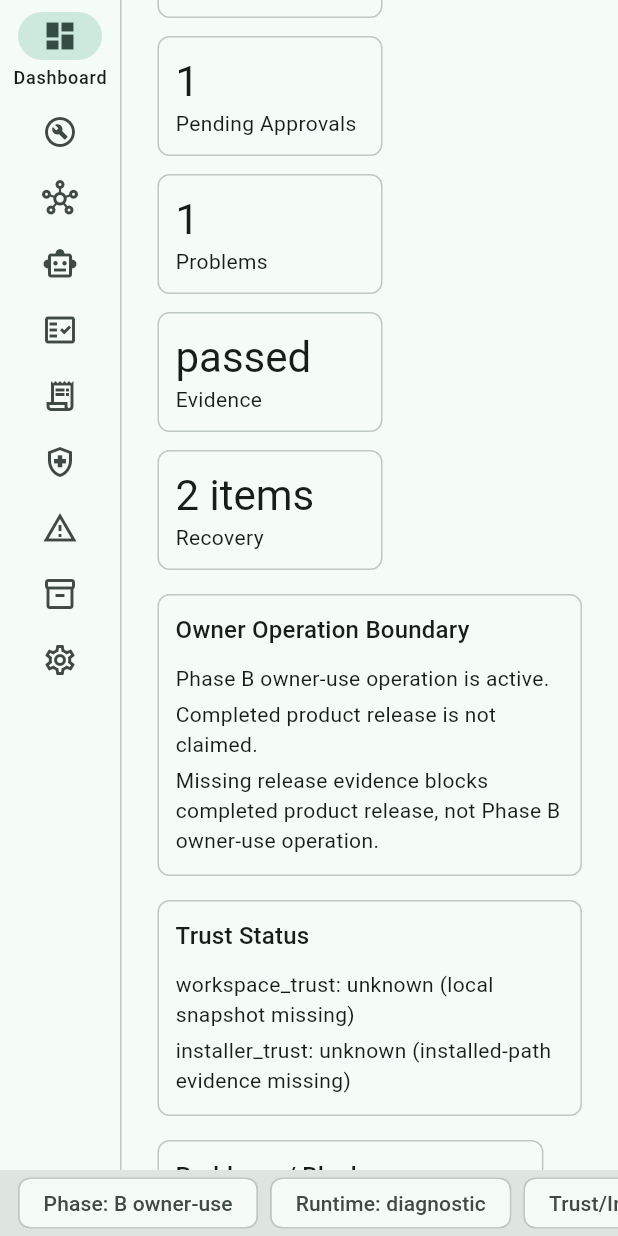
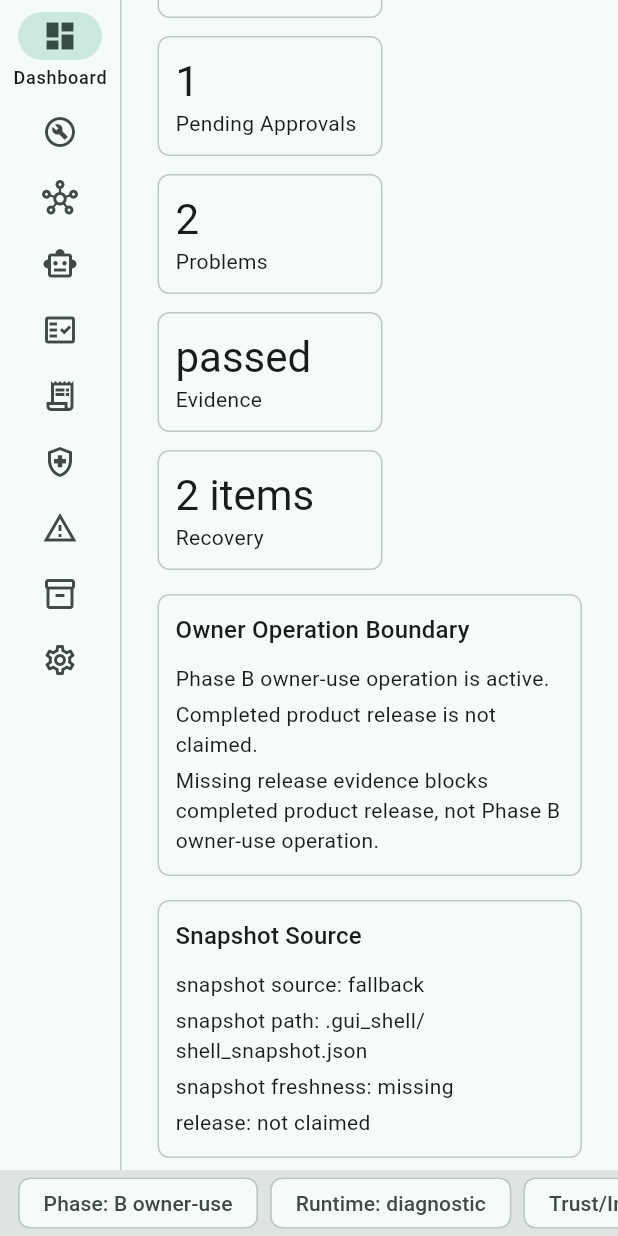
Before and after one commit to gatchimuchio/GUI-Shell, a Flutter app: the screen it shows after launch, scrolled down 576 dp, on a phone screen of 412 x 824 dp. Run offline on Flutter 3.47's test engine with Material 3 defaults, Android fonts, the phone set to English and light mode, and no system bars.

Commit message:
Wire Phase B local owner snapshot

```diff
--- a/VALIDATION.txt
+++ b/VALIDATION.txt
@@ -76,7 +76,7 @@ checks:
     blocks_release: no
     reason:
     exit: 0
-    stdout: conformance skeleton passed: 88 checks
+    stdout: conformance skeleton passed: 89 checks
     stdout_summary:
       - authority stripping conformance imports production strip_authority_keys
       - approval edit guard conformance imports production ApprovalQueue
@@ -229,7 +229,7 @@ checks:
     exit: 0
     stdout_summary:
       - schema_check passed
-      - conformance_skeleton passed with 88 checks
+      - conformance_skeleton passed with 89 checks
       - release_gate_check passed
       - evidence_bundle passed and preserved Windows installed-path blockers
       - rust_helper_cargo_test passed
--- a/apps/desktop_flutter/lib/models/generated_contracts.dart
+++ b/apps/desktop_flutter/lib/models/generated_contracts.dart
@@ -513,6 +513,27 @@ class OperationStatusRecord {
       releaseState: json['release_state'] as String? ?? 'not claimed',
     );
   }
+
+  OperationStatusRecord copyWith({
+    String? runtimeStatus,
+    String? invariantStatus,
+    String? trustStatus,
+    int? pendingApprovalsCount,
+    String? auditChainStatus,
+    int? problemsCount,
+    String? releaseState,
+  }) {
+    return OperationStatusRecord(
+      runtimeStatus: runtimeStatus ?? this.runtimeStatus,
+      invariantStatus: invariantStatus ?? this.invariantStatus,
+      trustStatus: trustStatus ?? this.trustStatus,
+      pendingApprovalsCount:
+          pendingApprovalsCount ?? this.pendingApprovalsCount,
+      auditChainStatus: auditChainStatus ?? this.auditChainStatus,
+      problemsCount: problemsCount ?? this.problemsCount,
+      releaseState: releaseState ?? this.releaseState,
+    );
+  }
 }
 
 class EvidenceSummaryRecord {
@@ -543,7 +564,7 @@ class EvidenceSummaryRecord {
   factory EvidenceSummaryRecord.fromJson(Map<String, Object?> json) {
     return EvidenceSummaryRecord(
       schemaCheck: json['schema_check'] as String? ?? 'passed',
-      conformanceCheckCount: json['conformance_check_count'] as int? ?? 88,
+      conformanceCheckCount: json['conformance_check_count'] as int? ?? 89,
       releaseSmoke: json['release_smoke'] as String? ?? 'passed',
       releaseGateCheck: json['release_gate_check'] as String? ?? 'passed',
       evidenceBundle: json['evidence_bundle'] as String? ?? 'passed',
@@ -617,6 +638,9 @@ class ShellSnapshot {
     required this.releaseBlockerCount,
     required this.evidenceSummary,
     required this.recoveryPlaybook,
+    this.snapshotSource = 'fallback',
+    this.snapshotPath = '',
+    this.snapshotFreshness = 'unknown',
   });
 
   final PhaseStatusRecord phaseStatus;
@@ -644,6 +668,9 @@ class ShellSnapshot {
   final int releaseBlockerCount;
   final EvidenceSummaryRecord evidenceSummary;
   final List<RecoveryPlaybookRecord> recoveryPlaybook;
+  final String snapshotSource;
+  final String snapshotPath;
+  final String snapshotFreshness;
 
   factory ShellSnapshot.fromJson(Map<String, Object?> json) {
     final runtimes = _records(json['runtimes'], RuntimeRecord.fromJson);
@@ -705,6 +732,50 @@ class ShellSnapshot {
           Map<String, Object?>.from(json['evidence_summary'] as Map? ?? {})),
       recoveryPlaybook:
           _records(json['recovery_playbook'], RecoveryPlaybookRecord.fromJson),
+      snapshotSource: json['snapshot_source'] as String? ?? 'local',
+      snapshotPath: json['snapshot_path'] as String? ?? '',
+      snapshotFreshness: json['snapshot_freshness'] as String? ?? 'generated',
+    );
+  }
+
+  ShellSnapshot copyWith({
+    OperationStatusRecord? operationStatus,
+    List<ProblemRecord>? problems,
+    List<EvidenceRecord>? evidence,
+    String? snapshotSource,
+    String? snapshotPath,
+    String? snapshotFreshness,
+  }) {
+    return ShellSnapshot(
+      phaseStatus: phaseStatus,
+      operationStatus: operationStatus ?? this.operationStatus,
+      runtimes: runtimes,
+      agentSessions: agentSessions,
+      permissions: permissions,
+      pendingApprovals: pendingApprovals,
+      auditEvents: auditEvents,
+      recoveryActions: recoveryActions,
+      invariantFlags: invariantFlags,
+      setupDoctorChecks: setupDoctorChecks,
+      setupDoctorStatus: setupDoctorStatus,
+      installerGrantsAuthority: installerGrantsAuthority,
+      installerSilentlyApprovesPermissions:
+          installerSilentlyApprovesPermissions,
+      trustRecords: trustRecords,
+      authorityMap: authorityMap,
+      adapterCatalog: adapterCatalog,
+      permissionDiffs: permissionDiffs,
+      problems: problems ?? this.problems,
+      evidence: evidence ?? this.evidence,
+      settings: settings,
+      auditChainStatus: auditChainStatus,
+      networkExposure: networkExposure,
+      releaseBlockerCount: releaseBlockerCount,
+      evidenceSummary: evidenceSummary,
+      recoveryPlaybook: recoveryPlaybook,
+      snapshotSource: snapshotSource ?? this.snapshotSource,
+      snapshotPath: snapshotPath ?? this.snapshotPath,
+      snapshotFreshness: snapshotFreshness ?? this.snapshotFreshness,
     );
   }
 }
--- a/apps/desktop_flutter/lib/screens/dashboard.dart
+++ b/apps/desktop_flutter/lib/screens/dashboard.dart
@@ -53,6 +53,15 @@ class Dashboard extends StatelessWidget {
           ],
         ),
         SectionList(
+          title: 'Snapshot Source',
+          rows: [
+            'snapshot source: ${snapshot.snapshotSource}',
+            'snapshot path: ${snapshot.snapshotPath}',
+            'snapshot freshness: ${snapshot.snapshotFreshness}',
+            'release: ${operation.releaseState}',
+          ],
+        ),
+        SectionList(
           title: 'Trust Status',
           rows: [
             for (final trust in snapshot.trustRecords)
--- a/apps/desktop_flutter/lib/screens/shared.dart
+++ b/apps/desktop_flutter/lib/screens/shared.dart
@@ -132,6 +132,8 @@ class ShellStatusBar extends StatelessWidget {
                   label: 'Problems', value: '${operation.problemsCount}'),
               const SizedBox(width: 8),
               StatusPill(label: 'Release', value: operation.releaseState),
+              const SizedBox(width: 8),
+              StatusPill(label: 'Snapshot', value: snapshot.snapshotSource),
             ],
           ),
         ),
--- a/apps/desktop_flutter/lib/services/shell_core_client.dart
+++ b/apps/desktop_flutter/lib/services/shell_core_client.dart
@@ -10,15 +10,57 @@ class ShellCoreClient {
   final String mode;
 
   factory ShellCoreClient.local({String? snapshotPath}) {
-    final resolvedPath = snapshotPath ??
-        Platform.environment['GUI_SHELL_SNAPSHOT_JSON'] ??
-        '.gui-shell/shell_snapshot.json';
-    final file = File(resolvedPath);
-    if (file.existsSync()) {
-      final json = jsonDecode(file.readAsStringSync()) as Map<String, Object?>;
-      return ShellCoreClient._(ShellSnapshot.fromJson(json), 'local');
+    final paths = snapshotPath == null
+        ? _candidateSnapshotPaths()
+        : <String>[snapshotPath];
+    for (final resolvedPath in paths) {
+      final file = File(resolvedPath);
+      if (!file.existsSync()) {
+        continue;
+      }
+      try {
+        final json =
+            jsonDecode(file.readAsStringSync()) as Map<String, Object?>;
+        final snapshot = ShellSnapshot.fromJson(json).copyWith(
+          snapshotSource: json['snapshot_source'] as String? ?? 'local',
+          snapshotPath: resolvedPath,
+          snapshotFreshness: json['snapshot_freshness'] as String? ??
+              file.lastModifiedSync().toIso8601String(),
+        );
+        return ShellCoreClient._(snapshot, 'local');
+      } on Object {
+        return ShellCoreClient._(
+          _snapshotWithLocalIssue(
+            problemId: 'local-snapshot-parse-failed',
+            item: 'local snapshot parse failed',
+            classification: 'required_for_v1',
+            severity: 'warning',
+            message: 'Local owner-operation snapshot could not be parsed.',
+            target: resolvedPath,
+            requiredAction:
+                'Regenerate the snapshot with python3 tooling/shell_snapshot.py --write .gui_shell/shell_snapshot.json.',
+            source: 'fallback',
+            freshness: 'parse failed',
+          ),
+          'local',
+        );
+      }
     }
-    return const ShellCoreClient._(_localFallbackSnapshot, 'local');
+    return ShellCoreClient._(
+      _snapshotWithLocalIssue(
+        problemId: 'local-snapshot-missing',
+        item: 'local snapshot missing',
+        classification: 'known_limitation',
+        severity: 'info',
+        message: 'Local owner-operation snapshot file is missing.',
+        target: paths.first,
+        requiredAction:
+            'Generate .gui_shell/shell_snapshot.json for live local owner state.',
+        source: 'fallback',
+        freshness: 'missing',
+      ),
+      'local',
+    );
   }
 
   factory ShellCoreClient.mock() {
@@ -29,6 +71,60 @@ class ShellCoreClient {
   }
 
   ShellSnapshot getSnapshot() => snapshot;
+}
+
+List<String> _candidateSnapshotPaths() {
+  final explicit = Platform.environment['GUI_SHELL_SNAPSHOT_JSON'];
+  if (explicit != null && explicit.isNotEmpty) {
+    return [explicit];
+  }
+  final paths = <String>[];
+  if (Platform.isWindows) {
+    final localAppData = Platform.environment['LOCALAPPDATA'];
+    if (localAppData != null && localAppData.isNotEmpty) {
+      paths.add('$localAppData\\GUI-Shell\\shell_snapshot.json');
+    }
+  }
+  paths.add('.gui_shell/shell_snapshot.json');
+  paths.add('.gui-shell/shell_snapshot.json');
+  return paths;
+}
+
+ShellSnapshot _snapshotWithLocalIssue({
+  required String problemId,
+  required String item,
+  required String classification,
+  required String severity,
+  required String message,
+  required String target,
+  required String requiredAction,
+  required String source,
+  required String freshness,
+}) {
+  final problem = ProblemRecord(
+    problemId: problemId,
+    severity: severity,
+    category: 'local_snapshot',
+    message: message,
+    target: target,
+    recoveryId: 'recover-local-snapshot',
+    item: item,
+    classification: classification,
+    reason: message,
+    requiredAction: requiredAction,
+    blocksRelease: false,
+  );
+  final problems = [problem, ..._localFallbackSnapshot.problems];
+  return _localFallbackSnapshot.copyWith(
+    problems: problems,
+    operationStatus: _localFallbackSnapshot.operationStatus.copyWith(
+      problemsCount: problems.length,
+      releaseState: 'not claimed',
+    ),
+    snapshotSource: source,
+    snapshotPath: target,
+    snapshotFreshness: freshness,
+  );
 }
 
 const _mockSnapshot = ShellSnapshot(
@@ -350,7 +446,7 @@ const _mockSnapshot = ShellSnapshot(
   releaseBlockerCount: 3,
   evidenceSummary: EvidenceSummaryRecord(
     schemaCheck: 'passed',
-    conformanceCheckCount: 88,
+    conformanceCheckCount: 89,
     releaseSmoke: 'passed',
     releaseGateCheck: 'passed',
     evidenceBundle: 'passed',
@@ -412,6 +508,9 @@ const _mockSnapshot = ShellSnapshot(
       blocksCompletedProductRelease: false,
     ),
   ],
+  snapshotSource: 'mock',
+  snapshotPath: 'embedded mock',
+  snapshotFreshness: 'static',
 );
 
 const _localFallbackSnapshot = ShellSnapshot(
@@ -475,7 +574,7 @@ const _localFallbackSnapshot = ShellSnapshot(
       status: 'warning',
       message: 'Local Shell Core snapshot file not found',
       recoveryInstruction:
-          'Generate .gui-shell/shell_snapshot.json or set GUI_SHELL_SNAPSHOT_JSON.',
+          'Generate .gui_shell/shell_snapshot.json or set GUI_SHELL_SNAPSHOT_JSON.',
       grantsAuthority: false,
     ),
   ],
@@ -504,8 +603,14 @@ const _localFallbackSnapshot = ShellSnapshot(
       severity: 'warning',
       category: 'missing_evidence',
       message: 'Local Shell Core snapshot file is missing.',
-      target: '.gui-shell/shell_snapshot.json',
+      target: '.gui_shell/shell_snapshot.json',
       recoveryId: 'recover-local-snapshot',
+      item: 'fallback snapshot active',
+      classification: 'known_limitation',
+      reason: 'Local snapshot was not available; safe fallback is active.',
+      requiredAction:
+          'Generate .gui_shell/shell_snapshot.json for local owner state.',
+      blocksRelease: false,
     ),
   ],
   evidence: [
@@ -513,7 +618,7 @@ const _localFallbackSnapshot = ShellSnapshot(
       evidenceId: 'local-shell-snapshot',
       kind: 'snapshot',
       status: 'missing',
-      path: '.gui-shell/shell_snapshot.json',
+      path: '.gui_shell/shell_snapshot.json',
       hash: '',
       exportable: false,
     ),
@@ -522,9 +627,9 @@ const _localFallbackSnapshot = ShellSnapshot(
     SettingRecord(
       key: 'snapshot.path',
       group: 'local',
-      defaultValue: '.gui-shell/shell_snapshot.json',
-      currentValue: '.gui-shell/shell_snapshot.json',
-      effectiveValue: '.gui-shell/shell_snapshot.json',
+      defaultValue: '.gui_shell/shell_snapshot.json',
+      currentValue: '.gui_shell/shell_snapshot.json',
+      effectiveValue: '.gui_shell/shell_snapshot.json',
       source: 'GUI_SHELL_SNAPSHOT_JSON',
       modified: false,
       dangerous: false,
@@ -536,7 +641,7 @@ const _localFallbackSnapshot = ShellSnapshot(
   releaseBlockerCount: 1,
   evidenceSummary: EvidenceSummaryRecord(
     schemaCheck: 'passed',
-    conformanceCheckCount: 88,
+    conformanceCheckCount: 89,
     releaseSmoke: 'passed',
     releaseGateCheck: 'passed',
     evidenceBundle: 'passed',
@@ -553,7 +658,7 @@ const _localFallbackSnapshot = ShellSnapshot(
       classification: 'required_for_v1',
       safeToIgnoreForPhaseB: false,
       requiredAction:
-          'Generate .gui-shell/shell_snapshot.json or set GUI_SHELL_SNAPSHOT_JSON.',
+          'Generate .gui_shell/shell_snapshot.json or set GUI_SHELL_SNAPSHOT_JSON.',
       blocksCompletedProductRelease: false,
     ),
     RecoveryPlaybookRecord(
@@ -565,4 +670,7 @@ const _localFallbackSnapshot = ShellSnapshot(
       blocksCompletedProductRelease: true,
     ),
   ],
+  snapshotSource: 'fallback',
+  snapshotPath: '.gui_shell/shell_snapshot.json',
+  snapshotFreshness: 'missing',
 );
```
Also changed, not shown: 10 other files.
